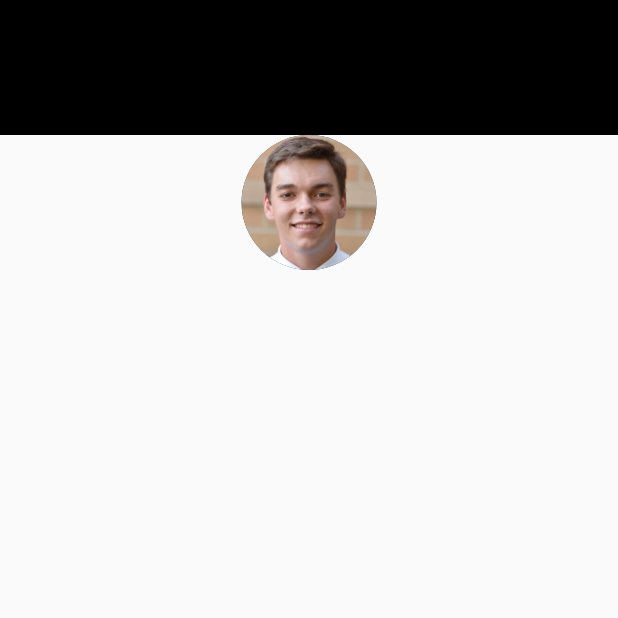
After one commit to HaskizMe/roping_app, a Flutter app: the ProfileScreen screen opened directly, on a phone screen of 412 x 824 dp, the top half of it. The commit adds this screen. Run offline on Flutter 3.47's test engine with Material 2 defaults, Android fonts, the phone set to English and light mode, and no system bars; our stand-ins replace device_preview, google_maps_flutter, photo_view.

Commit message:
working on profile screen

```diff
--- a/lib/main.dart
+++ b/lib/main.dart
@@ -1,6 +1,6 @@
 import 'package:flutter/material.dart';
 import 'package:roping_event_app/custom_widgets/cards.dart';
-import 'package:roping_event_app/screens/account.dart';
+import 'package:roping_event_app/screens/profile.dart';
 import 'package:roping_event_app/screens/favorites.dart';
 import 'package:roping_event_app/screens/search.dart';
 import 'screens/home.dart';
@@ -64,7 +64,7 @@ class _HomePageState extends State<HomePage> {
           HomeScreen(),
           SearchEventsScreen(),
           FavoritesScreen(),
-          AccountScreen(),
+          ProfileScreen(),
           //PictureScreen()
         ],
         onPageChanged: (index) {
@@ -96,7 +96,7 @@ class _HomePageState extends State<HomePage> {
           ),
           BottomNavigationBarItem(
             icon: const Icon(Icons.person),
-            label: "Account",
+            label: "Profile",
             backgroundColor: Colors.grey[800]
           )
         ],
--- /dev/null
+++ b/lib/screens/profile.dart
@@ -0,0 +1,40 @@
+import 'package:flutter/material.dart';
+
+class ProfileScreen extends StatelessWidget {
+  const ProfileScreen({Key? key}) : super(key: key);
+
+  @override
+
+  Widget build(BuildContext context) {
+    double height = 90.0;
+    double circleRadius = 90.0;
+
+    return Scaffold(
+      body: Column(
+        children: [
+          Container(
+            height: height, // Adjust the height as needed
+            color: Colors.black,
+          ),
+          Align(
+            alignment: Alignment.center,
+            child: Container(
+              width: circleRadius,
+              height: circleRadius,
+              decoration: BoxDecoration(
+                shape: BoxShape.circle,
+                color: Colors.grey[800],
+                image: const DecorationImage(
+                  image: AssetImage(
+                    "lib/assets/images/Professional Pic of me(1).jpeg",
+                  ),
+                  fit: BoxFit.cover,
+                ),
+              ),
+            ),
+          ),
+        ],
+      ),
+    );
+  }
+}
```
Also changed, not shown: lib/screens/account.dart (deleted, +0 -26 lines), lib/screens/search.dart (+6 -1 lines).
